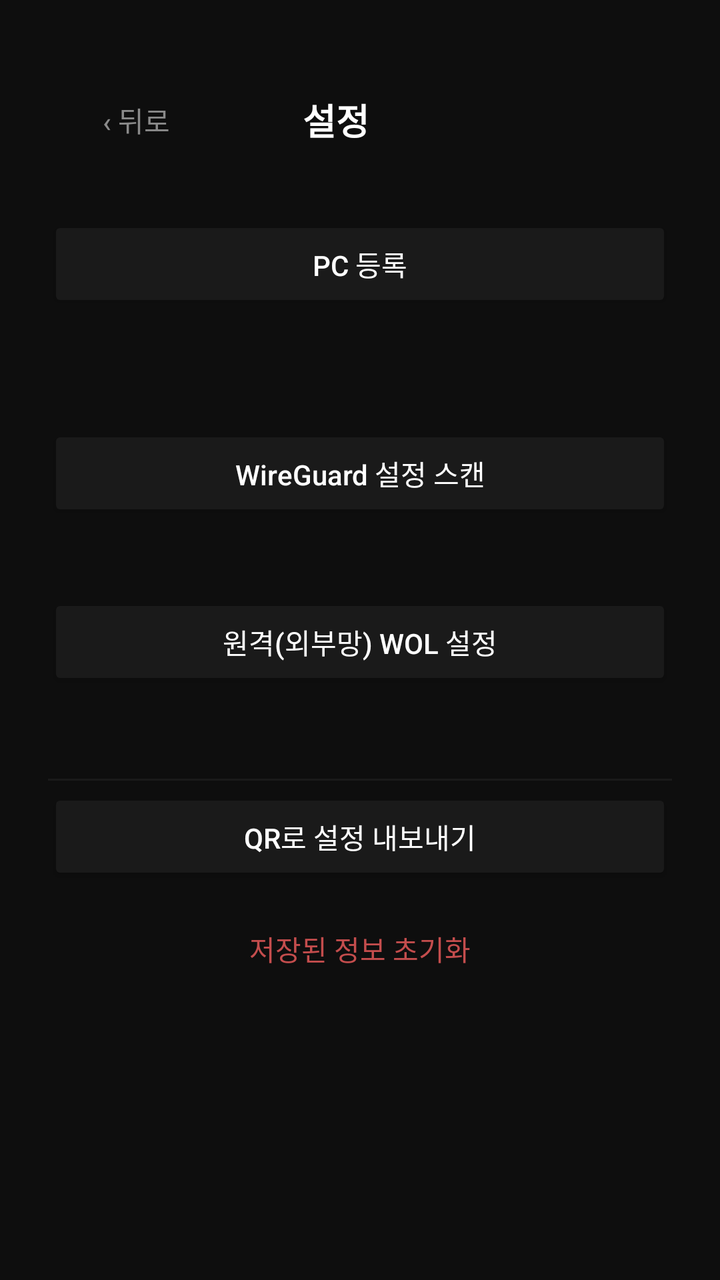
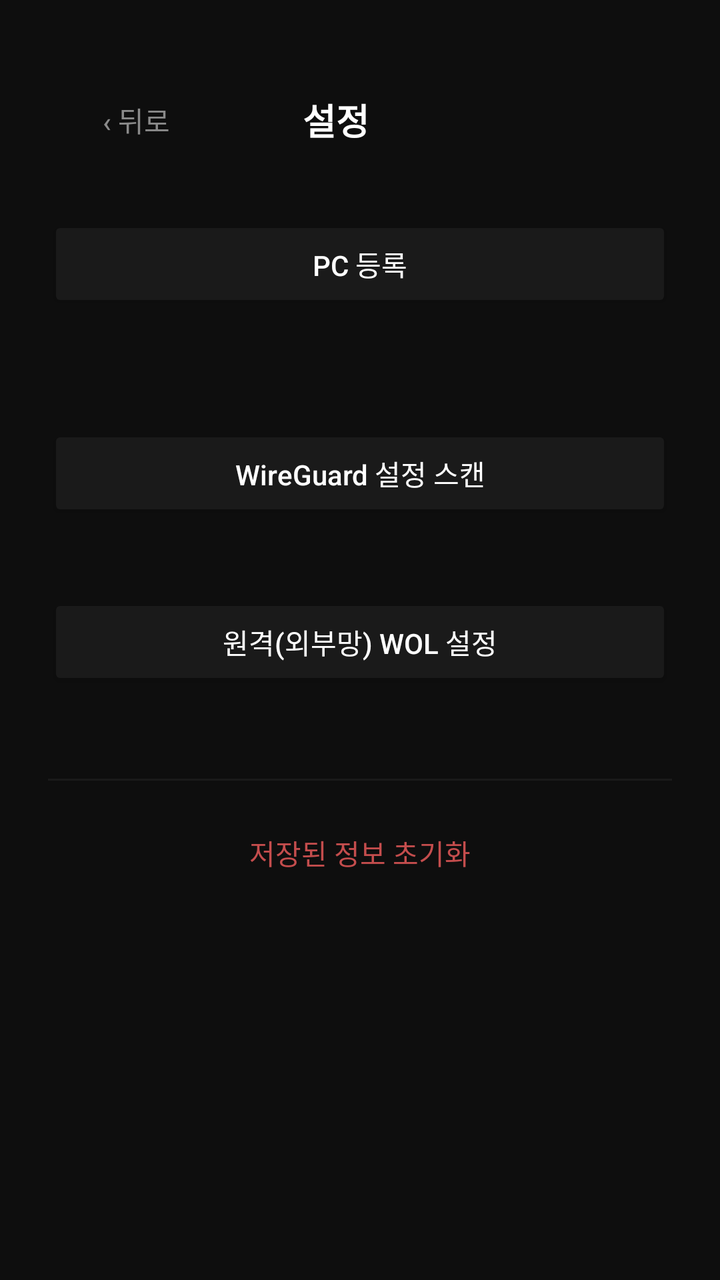

Two renders of the same Android screen: before a commit and after it. Below are the layout's source before the change and the commit's diff.
<!-- AndroidManifest.xml: application theme Theme.WireWOL -->
<!-- res/layout/activity_settings.xml -->
<?xml version="1.0" encoding="utf-8"?>
<ScrollView xmlns:android="http://schemas.android.com/apk/res/android"
    android:layout_width="match_parent"
    android:layout_height="match_parent"
    android:background="@color/ww_background"
    android:fillViewport="true">

    <LinearLayout
        android:layout_width="match_parent"
        android:layout_height="wrap_content"
        android:orientation="vertical"
        android:padding="24dp">

        <LinearLayout
            android:layout_width="match_parent"
            android:layout_height="wrap_content"
            android:layout_marginTop="12dp"
            android:gravity="center_vertical"
            android:orientation="horizontal">

            <Button
                android:id="@+id/backButton"
                style="?android:attr/borderlessButtonStyle"
                android:layout_width="wrap_content"
                android:layout_height="wrap_content"
                android:text="@string/back"
                android:textAllCaps="false"
                android:textColor="@color/ww_hint" />

            <TextView
                android:layout_width="0dp"
                android:layout_height="wrap_content"
                android:layout_weight="1"
                android:gravity="center"
                android:text="@string/settings_title"
                android:textColor="@color/ww_text"
                android:textSize="18sp"
                android:textStyle="bold" />

            
            <View
                android:layout_width="0dp"
                android:layout_height="1dp"
                android:layout_weight="1" />
        </LinearLayout>

        <Button
            android:id="@+id/scanPairingButton"
            android:layout_width="match_parent"
            android:layout_height="wrap_content"
            android:layout_marginTop="24dp"
            android:backgroundTint="@color/ww_surface"
            android:text="@string/scan_pairing"
            android:textAllCaps="false"
            android:textColor="@color/ww_text" />

        <TextView
            android:id="@+id/scanPairingStatus"
            android:layout_width="match_parent"
            android:layout_height="wrap_content"
            android:layout_marginTop="4dp"
            android:layout_marginStart="4dp"
            android:textColor="@color/ww_hint"
            android:textSize="12sp" />

        <TextView
            android:id="@+id/editMacStatus"
            android:layout_width="match_parent"
            android:layout_height="wrap_content"
            android:layout_marginTop="4dp"
            android:layout_marginStart="4dp"
            android:textColor="@color/ww_hint"
            android:textSize="12sp" />

        <Button
            android:id="@+id/scanWireGuardButton"
            android:layout_width="match_parent"
            android:layout_height="wrap_content"
            android:layout_marginTop="16dp"
            android:backgroundTint="@color/ww_surface"
            android:text="@string/wireguard_scan_button"
            android:textAllCaps="false"
            android:textColor="@color/ww_text" />

        <TextView
            android:id="@+id/scanWireGuardStatus"
            android:layout_width="match_parent"
            android:layout_height="wrap_content"
            android:layout_marginTop="4dp"
            android:layout_marginStart="4dp"
            android:textColor="@color/ww_hint"
            android:textSize="12sp" />

        <Button
            android:id="@+id/routerWolSettingsButton"
            android:layout_width="match_parent"
            android:layout_height="wrap_content"
            android:layout_marginTop="16dp"
            android:backgroundTint="@color/ww_surface"
            android:text="@string/router_wol_open_settings"
            android:textAllCaps="false"
            android:textColor="@color/ww_text" />

        <TextView
            android:id="@+id/routerWolStatus"
            android:layout_width="match_parent"
            android:layout_height="wrap_content"
            android:layout_marginTop="4dp"
            android:layout_marginStart="4dp"
            android:textColor="@color/ww_hint"
            android:textSize="12sp" />

        <View
            android:layout_width="match_parent"
            android:layout_height="1dp"
            android:layout_marginTop="24dp"
            android:layout_marginBottom="4dp"
            android:background="@color/ww_surface" />

        <Button
            android:id="@+id/showPairingQrButton"
            android:layout_width="match_parent"
            android:layout_height="wrap_content"
            android:backgroundTint="@color/ww_surface"
            android:text="@string/show_pairing_qr"
            android:textAllCaps="false"
            android:textColor="@color/ww_text" />

        <Button
            android:id="@+id/clearAllButton"
            style="?android:attr/borderlessButtonStyle"
            android:layout_width="match_parent"
            android:layout_height="wrap_content"
            android:layout_marginTop="8dp"
            android:text="@string/clear_all"
            android:textAllCaps="false"
            android:textColor="@color/ww_accent_red" />

    </LinearLayout>
</ScrollView>
<!-- resources referenced by this layout -->
<resources>
  <color name="ww_accent_red">#c44d4d</color>
  <color name="ww_background">#0e0e0e</color>
  <color name="ww_hint">#8a8a8a</color>
  <color name="ww_surface">#1a1a1a</color>
  <color name="ww_text">#ffffff</color>
  <string name="back">‹ 뒤로</string>
  <string name="clear_all">저장된 정보 초기화</string>
  <string name="router_wol_open_settings">원격(외부망) WOL 설정</string>
  <string name="scan_pairing">PC 등록</string>
  <string name="settings_title">설정</string>
  <string name="show_pairing_qr">QR로 설정 내보내기</string>
  <string name="wireguard_scan_button">WireGuard 설정 스캔</string>
  <style name="Theme.WireWOL" parent="Theme.MaterialComponents.NoActionBar">
          <item name="android:windowBackground">@color/ww_background</item>
          <item name="colorPrimary">@color/ww_accent</item>
          <item name="colorPrimaryDark">@color/ww_background</item>
          <item name="colorAccent">@color/ww_accent</item>
          <item name="android:statusBarColor">@color/ww_background</item>
          <item name="android:navigationBarColor">@color/ww_background</item>
          <item name="android:windowLightStatusBar">false</item>
      </style>
  <color name="ww_accent">#4d7fd6</color>
</resources>

<!-- the commit's change to res/layout/activity_settings.xml (unified diff, before → after) -->
@@ -118,15 +118,6 @@
             android:background="@color/ww_surface" />
 
         <Button
-            android:id="@+id/showPairingQrButton"
-            android:layout_width="match_parent"
-            android:layout_height="wrap_content"
-            android:backgroundTint="@color/ww_surface"
-            android:text="@string/show_pairing_qr"
-            android:textAllCaps="false"
-            android:textColor="@color/ww_text" />
-
-        <Button
             android:id="@+id/clearAllButton"
             style="?android:attr/borderlessButtonStyle"
             android:layout_width="match_parent"
<!-- resource entries referenced after the edit -->
@@ -10,7 +10,6 @@
   <string name="router_wol_open_settings">원격(외부망) WOL 설정</string>
   <string name="scan_pairing">PC 등록</string>
   <string name="settings_title">설정</string>
-  <string name="show_pairing_qr">QR로 설정 내보내기</string>
   <string name="wireguard_scan_button">WireGuard 설정 스캔</string>
   <style name="Theme.WireWOL" parent="Theme.MaterialComponents.NoActionBar">
           <item name="android:windowBackground">@color/ww_background</item>
